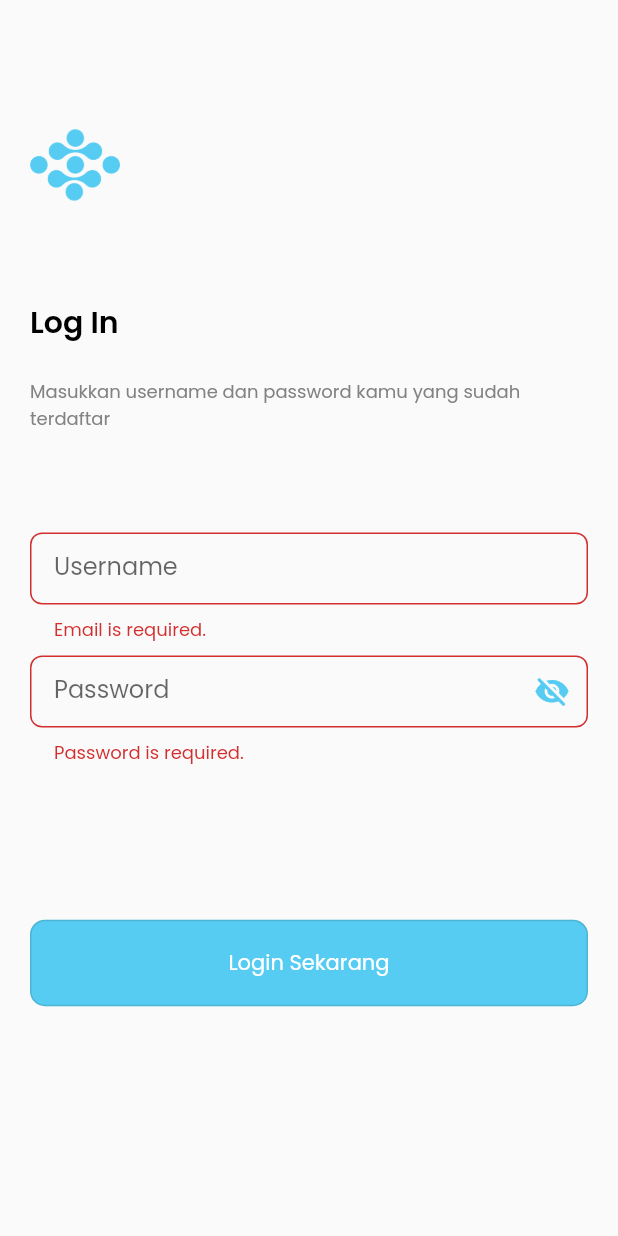
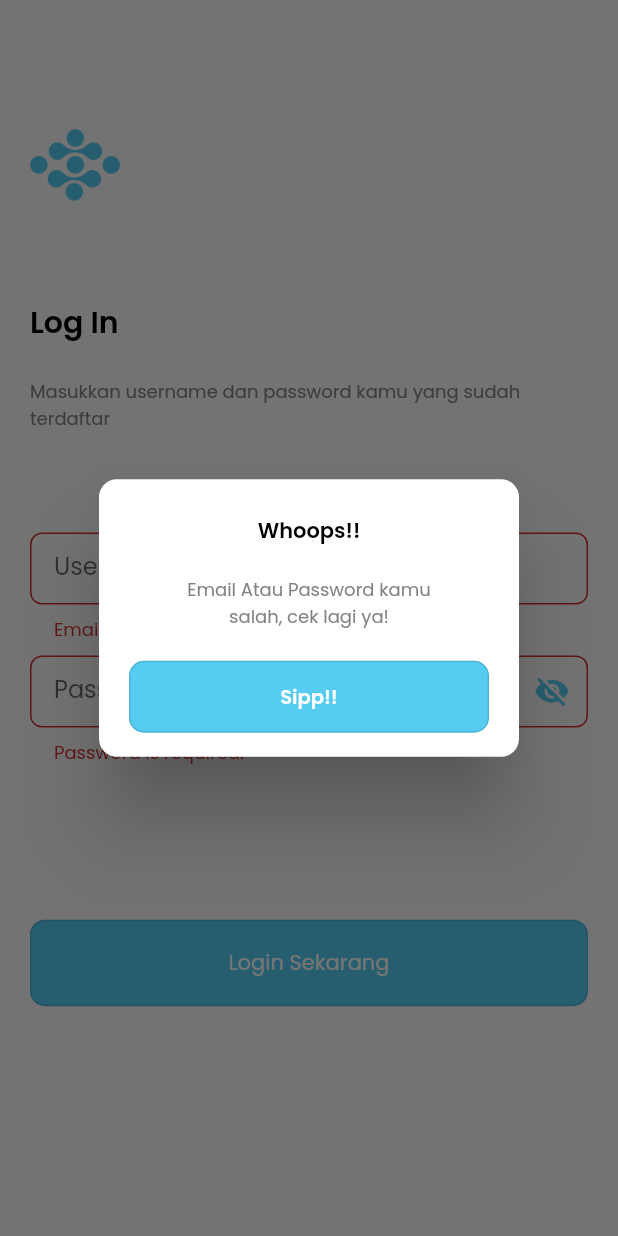
Before and after one commit to MuhammadIqbal-dev/Presensi-Himaster, a Flutter app: the Login screen opened directly, after a tap on "Login Sekarang", on a phone screen of 412 x 824 dp. Run offline on Flutter 3.47's test engine with Material 2 defaults, Android fonts, the phone set to English and light mode, and no system bars; our stand-ins replace get, table_calendar.

Commit message:
fix bug, v1.0.0 DONE

```diff
--- a/lib/controllers/main_controller.dart
+++ b/lib/controllers/main_controller.dart
@@ -18,6 +18,7 @@ class MainController extends GetxController {
   RxBool stateChange = false.obs;
   RxMap statusMap = {}.obs;
   RxBool isThereData = false.obs;
+
 
   // API
   loginController(String email, String pass) async {
@@ -52,7 +53,7 @@ class MainController extends GetxController {
     await fetchDataAbsen();
   }
 
-  setup() {
+  setup() async{
     print('setup dilakukan');
     int statusAbsen = 2;
     for (la.Event dataAbsen in userAbsen.value.user!.event) {
--- a/lib/screens/login.dart
+++ b/lib/screens/login.dart
@@ -3,6 +3,8 @@ import 'package:get/get.dart';
 import 'package:presensi_himaster/controllers/main_controller.dart';
 import 'package:presensi_himaster/screens/main_menu.dart';
 import 'package:presensi_himaster/theme.dart';
+import 'package:presensi_himaster/widgets/alert_dialog_login.dart';
+import 'package:presensi_himaster/widgets/custom_alert_loading.dart';
 
 class Login extends StatelessWidget {
   Login({Key? key}) : super(key: key);
@@ -144,14 +146,23 @@ class Login extends StatelessWidget {
                                 onPressed: () async {
                                   // _autoValidate = true;
                                   validate.value = true;
+                                  CustomAlertLoading().showAlertDialog(context);
                                   await mainController.loginController(
                                       _emailTextController.text,
                                       _passTextController.text);
-                                  await Future.delayed(
-                                      const Duration(milliseconds: 500));
+                                  Navigator.pop(context);
                                   if (mainController.isLogin.value) {
+                                    await AlertResponses().showAlertDialog(
+                                        context,
+                                        mainController.isLogin.value,
+                                        mainController.userAbsen.value.user!.name);
                                     mainController.pageTransition(
                                         context, MainMenu());
+                                  } else {
+                                    AlertResponses().showAlertDialog(
+                                        context,
+                                        mainController.isLogin.value,
+                                        "");
                                   }
                                 },
                                 child: const Text('Login Sekarang')),
--- a/lib/widgets/absen_card_builder.dart
+++ b/lib/widgets/absen_card_builder.dart
@@ -53,7 +53,7 @@ class AbsenCardBuilder extends StatelessWidget {
                         String formattedTime = "$start - $end Wib";
                         int statusAbsen =
                             mainController.getStatus(dataAbsenCode[index]);
-
+                        if (dataAbsenCode[index].status == 1) {
                           return Container(
                             width: 192,
                             decoration: roundedShadowBox(white, 12),
@@ -155,6 +155,10 @@ class AbsenCardBuilder extends StatelessWidget {
                               ],
                             ),
                           );
+                        }
+                        else{
+                          return Container();
+                        }
                       });
                 }
                 return Container();
--- /dev/null
+++ b/lib/widgets/alert_dialog_login.dart
@@ -0,0 +1,93 @@
+import 'package:flutter/material.dart';
+import 'package:get/get.dart';
+import 'package:presensi_himaster/controllers/main_controller.dart';
+import 'package:presensi_himaster/models/list_absen.dart';
+import 'package:presensi_himaster/theme.dart';
+
+class AlertResponses {
+  MainController _mainController = Get.find<MainController>();
+
+  showAlertDialog(BuildContext context, bool isValidate, String user) async {
+    Widget okeButton(String text) {
+      return OutlinedButton(
+        child: Text(
+          text,
+          style: semiBoldStyle(13, white),
+        ),
+        style: roundedButton(blueCr),
+        onPressed: () {
+          Navigator.pop(context);
+        },
+      );
+    }
+
+    // set up the AlertDialog
+    AlertDialog alertSalah = AlertDialog(
+      insetPadding: EdgeInsets.symmetric(vertical: 0.15 * getHeight(context)),
+      title: Center(
+          child: Text(
+        'Whoops!!',
+        style: semiBoldStyle(14, black),
+      )),
+      content: Container(
+        width: 0.30 * getWidth(context),
+        padding: EdgeInsets.all(20),
+        child: Text(
+          'Email Atau Password kamu salah, cek lagi ya!',
+          textAlign: TextAlign.center,
+          style: textStyle(12, grayCr),
+        ),
+      ),
+      actions: [
+        SizedBox(width: double.infinity, height: 48, child: okeButton('Sipp!!'))
+      ],
+      shape: const RoundedRectangleBorder(
+          borderRadius: BorderRadius.all(Radius.circular(12.0))),
+      contentPadding: const EdgeInsets.only(right: 28, left: 28),
+      actionsPadding: const EdgeInsets.only(right: 20, left: 20, bottom: 16),
+      actionsAlignment: MainAxisAlignment.center,
+    );
+
+    // ALERT KETIKA BERHASIL
+    AlertDialog alertBenar = AlertDialog(
+      insetPadding: EdgeInsets.symmetric(vertical: 0.15 * getHeight(context)),
+      title: Center(
+          child: Text(
+        'Welcome!',
+        style: semiBoldStyle(14, black),
+      )),
+      content: Container(
+        width: 0.30 * getWidth(context),
+        padding: EdgeInsets.all(20),
+        child: Text(
+          'Selamat datang \n$user!',
+          textAlign: TextAlign.center,
+          style: semiBoldStyle(12, grayCr),
+        ),
+      ),
+      actions: [
+        SizedBox(width: double.infinity, height: 48, child: okeButton('Okayyy!!'))
+      ],
+      shape: const RoundedRectangleBorder(
+          borderRadius: BorderRadius.all(Radius.circular(12.0))),
+      contentPadding: const EdgeInsets.only(right: 28, left: 28),
+      actionsPadding: const EdgeInsets.only(right: 20, left: 20, bottom: 16),
+      actionsAlignment: MainAxisAlignment.center,
+    );
+
+    await showDialog(
+      context: context,
+      builder: (BuildContext context) {
+        if (isValidate) {
+          return alertBenar;
+        }
+        return alertSalah;
+      },
+    );
+
+    // show the dialog
+  }
+
+
+    // show the dialog
+  }
```
Also changed, not shown: lib/screens/main_menu.dart (+5 -5 lines), lib/services/presensi_api.dart (+20 -0 lines), lib/widgets/custom_alert_dialog.dart (+6 -5 lines), lib/widgets/custom_alert_responses.dart (+101 -2 lines), lib/widgets/history_card.dart (+4 -10 lines), lib/widgets/history_card_builder.dart (+22 -21 lines), 12 other files. Lines whose indentation alone changed are shown as unchanged.
